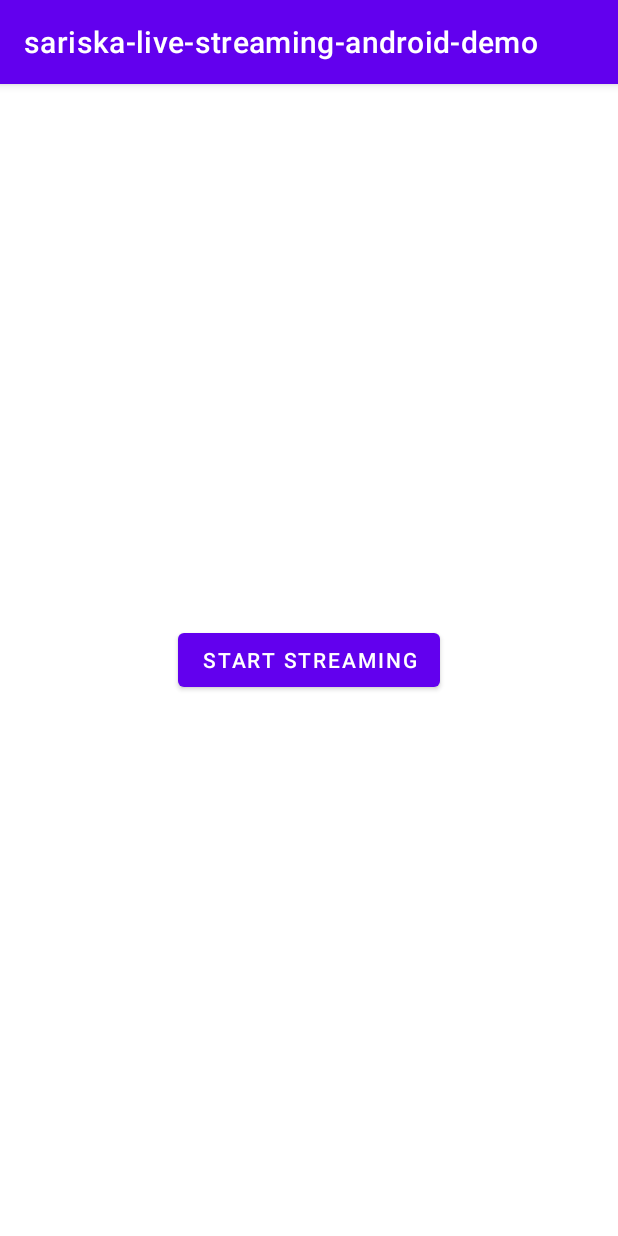
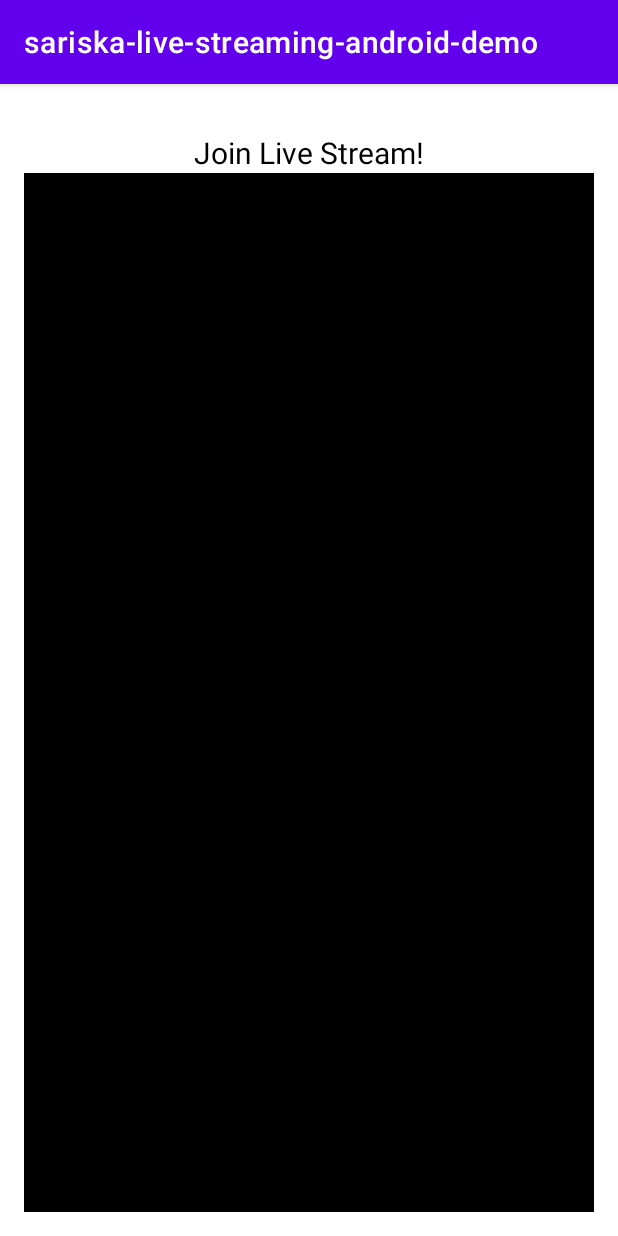
Before and after one commit to SariskaIO/sariska-live-streaming-android-demo, an Android app: the screen it shows after launch (MainActivity), after a tap on "JOIN STREAM", on a phone screen of 412 x 824 dp. Run offline under Robolectric (Android 15) with nearby library versions, the phone set to English and light mode, and no system bars.

```diff
--- a/app/build.gradle
+++ b/app/build.gradle
@@ -26,6 +26,7 @@ android {
     compileOptions {
         sourceCompatibility JavaVersion.VERSION_1_8
         targetCompatibility JavaVersion.VERSION_1_8
+
     }
 }
 
@@ -50,4 +51,9 @@ dependencies {
     // When using the BoM, you don't specify versions in Firebase library dependencies
     implementation 'com.google.firebase:firebase-database'
 
+    implementation "androidx.media3:media3-exoplayer:1.0.1"
+    implementation "androidx.media3:media3-ui:1.0.1"
+    implementation "androidx.media3:media3-exoplayer-dash:1.0.1"
+
+
 }
--- a/app/src/main/java/io/sariska/sariska_live_streaming_android_demo/LiveStreamBaseFragments/joinlivefragments/JoinLiveStreamFragment.java
+++ b/app/src/main/java/io/sariska/sariska_live_streaming_android_demo/LiveStreamBaseFragments/joinlivefragments/JoinLiveStreamFragment.java
@@ -8,19 +8,33 @@ import android.view.ViewGroup;
 import androidx.annotation.NonNull;
 import androidx.annotation.Nullable;
 import androidx.fragment.app.Fragment;
+import androidx.media3.exoplayer.ExoPlayer;
+import androidx.media3.ui.PlayerView;
 
 import io.sariska.sariska_live_streaming_android_demo.R;
 
 public class JoinLiveStreamFragment extends Fragment {
+
+    private ExoPlayer exoPlayer;
+
+    private PlayerView playerView;
     public static JoinLiveStreamFragment newInstance() {
         return new JoinLiveStreamFragment();
     }
 
+
     @Nullable
     @Override
     public View onCreateView(@NonNull LayoutInflater inflater, @Nullable ViewGroup container, @Nullable Bundle savedInstanceState) {
-        View view = inflater.inflate(R.layout.fragment_start_live, container, false);
+        View view = inflater.inflate(R.layout.fragment_join_live, container, false);
         // Add your UI elements and logic specific to Start Live fragment
+        playerView = view.findViewById(R.id.video_view);
+
+        ExoPlayer player = new ExoPlayer.Builder(getContext()).build();
+
+        playerView.setPlayer(player);
+
+
         return view;
     }
 }
--- a/app/src/main/res/layout/fragment_join_live.xml
+++ b/app/src/main/res/layout/fragment_join_live.xml
@@ -17,4 +17,9 @@
         android:textColor="@android:color/black"
         android:layout_marginTop="16dp"/>
 
+    <androidx.media3.ui.PlayerView
+        android:id="@+id/video_view"
+        android:layout_width="match_parent"
+        android:layout_height="match_parent"/>
+
 </LinearLayout>
```
Also changed, not shown: app/src/main/java/io/sariska/sariska_live_streaming_android_demo/LiveStreamBaseFragments/startlivefragments/StartLiveStreamFragment.java (+24 -24 lines).
